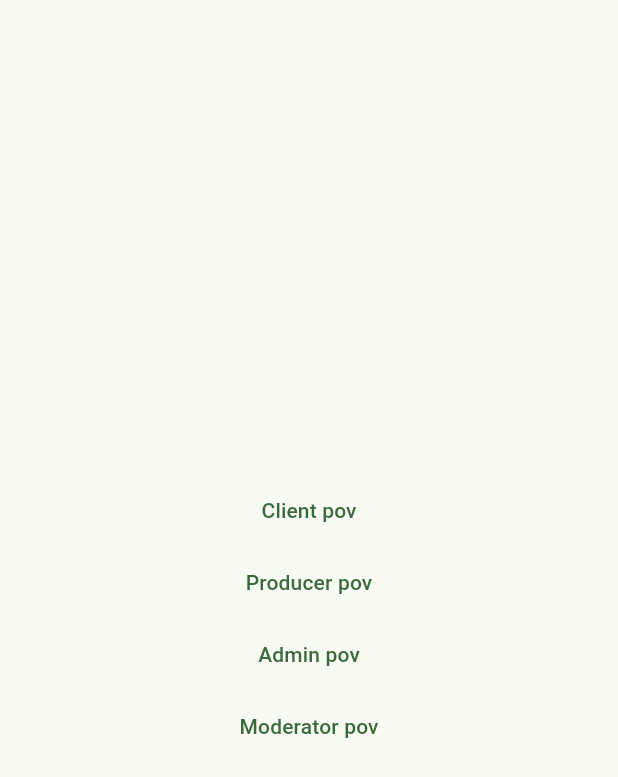
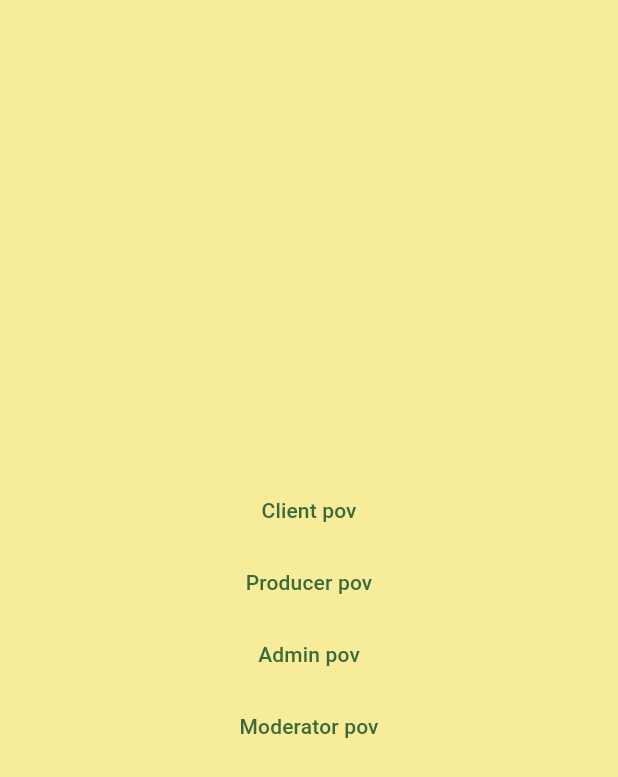
Before and after one commit to IO2-InGreed1/IO2_InGreed.io-1, a Flutter app: the screen it shows after launch, on a phone screen of 412 x 824 dp. Shown: the top 777 px of the screen. Run offline on Flutter 3.47's test engine with Material 3 defaults, Android fonts, the phone set to English and light mode, and no system bars; our stand-ins replace dart_mappable, flutter_bloc, flutter_rating_bar, hydrated_bloc, image_picker, loading_animation_widget; missing offline and left inert: omni_datetime_picker; generated files the repository leaves out were written again.

Commit message:
dodanie background colora

```diff
--- a/Frontend/ingreedio_front/lib/main.dart
+++ b/Frontend/ingreedio_front/lib/main.dart
@@ -47,6 +47,7 @@ class MyApp extends StatelessWidget {
             theme: ThemeData(
               colorScheme: ColorScheme.fromSeed(seedColor:const Color.fromARGB(255, 10, 255, 92),secondary: Colors.yellow[100]),
               useMaterial3: true,
+              scaffoldBackgroundColor:const Color.fromARGB(255, 247, 236, 153),
             ),
 
           ),
```
